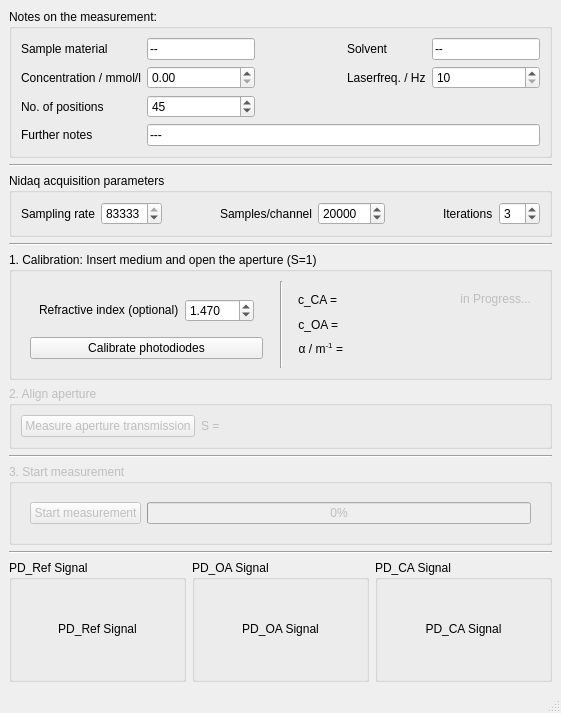
Old version of the form gui_design/design.ui in the repository FabianKonig/zScanMeasurementManager.
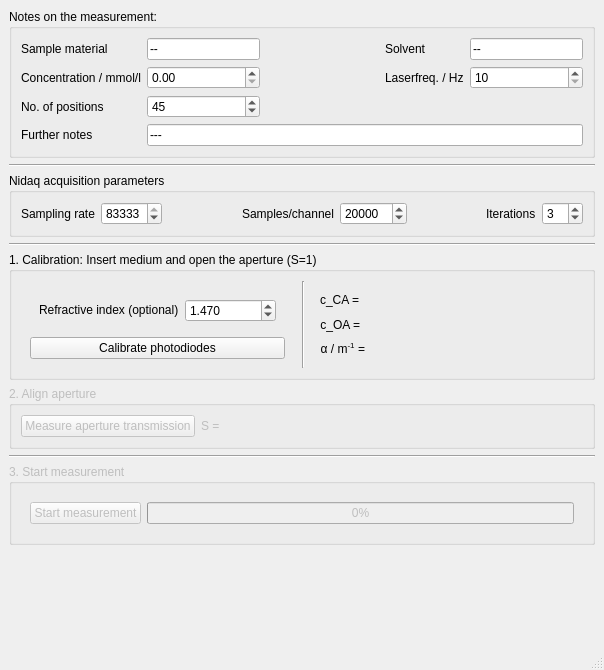
New version of the form.

Commit message: improved signals slots and header for transmission data file

```diff
--- a/gui_design/design.ui
+++ b/gui_design/design.ui
@@ -6,8 +6,8 @@
    <rect>
     <x>0</x>
     <y>0</y>
-    <width>561</width>
-    <height>713</height>
+    <width>604</width>
+    <height>670</height>
    </rect>
   </property>
   <property name="sizePolicy">
@@ -414,23 +414,6 @@
             </property>
            </widget>
           </item>
-          <item row="0" column="3">
-           <widget class="QLabel" name="label_progress">
-            <property name="enabled">
-             <bool>false</bool>
-            </property>
-            <property name="text">
-             <string>&lt;!DOCTYPE HTML PUBLIC &quot;-//W3C//DTD HTML 4.0//EN&quot; &quot;http://www.w3.org/TR/REC-html40/strict.dtd&quot;&gt;
-&lt;html&gt;&lt;head&gt;&lt;meta name=&quot;qrichtext&quot; content=&quot;1&quot; /&gt;&lt;style type=&quot;text/css&quot;&gt;
-p, li { white-space: pre-wrap; }
-&lt;/style&gt;&lt;/head&gt;&lt;body style=&quot; font-family:'Sans Serif'; font-size:9pt; font-weight:400; font-style:normal;&quot;&gt;
-&lt;p style=&quot; margin-top:0px; margin-bottom:0px; margin-left:0px; margin-right:0px; -qt-block-indent:0; text-indent:0px;&quot;&gt;in Progress...&lt;/p&gt;&lt;/body&gt;&lt;/html&gt;</string>
-            </property>
-            <property name="alignment">
-             <set>Qt::AlignRight|Qt::AlignTrailing|Qt::AlignVCenter</set>
-            </property>
-           </widget>
-          </item>
           <item row="2" column="2">
            <widget class="QLabel" name="label_alpha_VALUE">
             <property name="text">
@@ -562,63 +545,17 @@
      </widget>
     </item>
     <item>
-     <widget class="Line" name="line_4">
+     <spacer name="verticalSpacer">
       <property name="orientation">
-       <enum>Qt::Horizontal</enum>
+       <enum>Qt::Vertical</enum>
       </property>
-     </widget>
-    </item>
-    <item>
-     <layout class="QHBoxLayout" name="horizontalLayoutPdSignals">
-      <item>
-       <widget class="QGroupBox" name="groupBox_PD_Ref_Signal">
-        <property name="title">
-         <string>PD_Ref Signal</string>
-        </property>
-        <layout class="QHBoxLayout" name="horizontalLayout_7">
-         <item>
-          <widget class="QLabel" name="label_PD_Ref_Signal">
-           <property name="text">
-            <string>&lt;html&gt;&lt;head/&gt;&lt;body&gt;&lt;p align=&quot;center&quot;&gt;PD_Ref Signal&lt;/p&gt;&lt;/body&gt;&lt;/html&gt;</string>
-           </property>
-          </widget>
-         </item>
-        </layout>
-       </widget>
-      </item>
-      <item>
-       <widget class="QGroupBox" name="groupBox_PD_OA_Signal">
-        <property name="title">
-         <string>PD_OA Signal</string>
-        </property>
-        <layout class="QHBoxLayout" name="horizontalLayout_8">
-         <item>
-          <widget class="QLabel" name="label_PD_OA_Signal">
-           <property name="text">
-            <string>&lt;html&gt;&lt;head/&gt;&lt;body&gt;&lt;p align=&quot;center&quot;&gt;PD_OA Signal&lt;/p&gt;&lt;/body&gt;&lt;/html&gt;</string>
-           </property>
-          </widget>
-         </item>
-        </layout>
-       </widget>
-      </item>
-      <item>
-       <widget class="QGroupBox" name="groupBox_PD_CA_Signal">
-        <property name="title">
-         <string>PD_CA Signal</string>
-        </property>
-        <layout class="QHBoxLayout" name="horizontalLayout_9">
-         <item>
-          <widget class="QLabel" name="label_PD_CA_Signal">
-           <property name="text">
-            <string>&lt;html&gt;&lt;head/&gt;&lt;body&gt;&lt;p align=&quot;center&quot;&gt;PD_CA Signal&lt;/p&gt;&lt;/body&gt;&lt;/html&gt;</string>
-           </property>
-          </widget>
-         </item>
-        </layout>
-       </widget>
-      </item>
-     </layout>
+      <property name="sizeHint" stdset="0">
+       <size>
+        <width>20</width>
+        <height>40</height>
+       </size>
+      </property>
+     </spacer>
     </item>
    </layout>
   </widget>
```
The commit also changes 3 other files.
